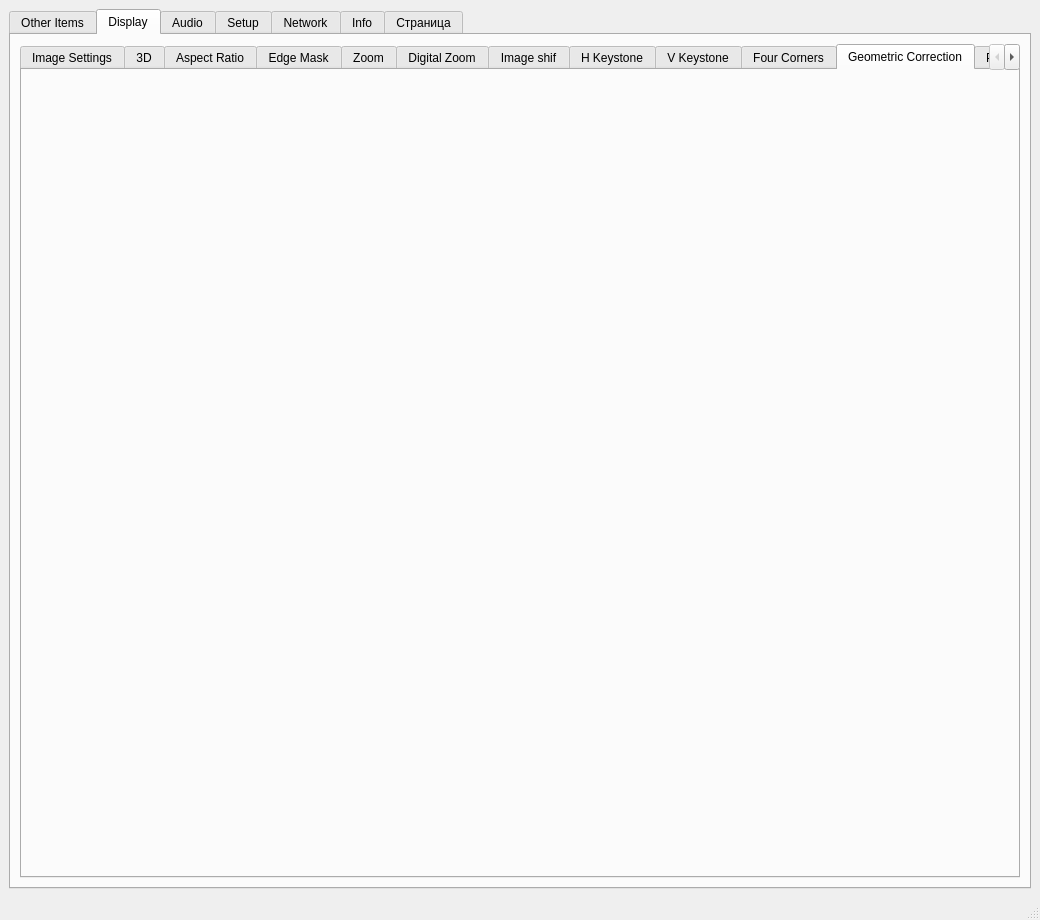
This is mainwindow.ui in SergS-cod/imul as Qt 5 draws it before an edit. The edited form follows.
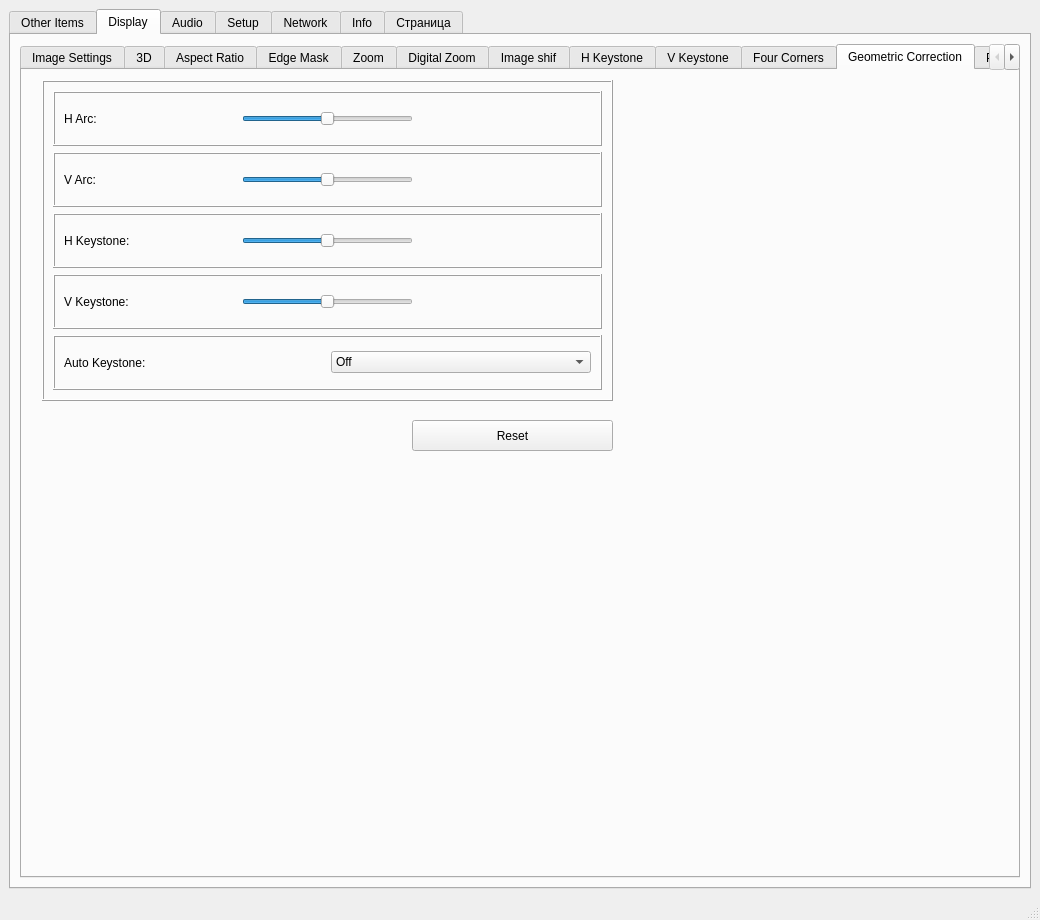
This is the edited form. The open tabs and pages were chosen to show the change.

Patch:
```diff
--- a/mainwindow.ui
+++ b/mainwindow.ui
@@ -15,7 +15,7 @@
   </property>
   <widget class="QWidget" name="centralwidget">
    <layout class="QGridLayout" name="gridLayout">
-    <item row="0" column="1">
+    <item row="0" column="0">
      <widget class="QTabWidget" name="tabWidget">
       <property name="currentIndex">
        <number>1</number>
@@ -1723,6 +1723,262 @@
            <attribute name="title">
             <string>Geometric Correction</string>
            </attribute>
+           <widget class="QFrame" name="frame_40">
+            <property name="geometry">
+             <rect>
+              <x>20</x>
+              <y>10</y>
+              <width>571</width>
+              <height>321</height>
+             </rect>
+            </property>
+            <property name="frameShape">
+             <enum>QFrame::Box</enum>
+            </property>
+            <property name="frameShadow">
+             <enum>QFrame::Raised</enum>
+            </property>
+            <layout class="QVBoxLayout" name="verticalLayout_13">
+             <item>
+              <widget class="QFrame" name="frame_Geometric_Correction_H_Arc">
+               <property name="frameShape">
+                <enum>QFrame::Box</enum>
+               </property>
+               <property name="frameShadow">
+                <enum>QFrame::Raised</enum>
+               </property>
+               <layout class="QHBoxLayout" name="horizontalLayout_46">
+                <item>
+                 <widget class="QLabel" name="label_Geometric_Correction_H_Arc">
+                  <property name="text">
+                   <string>H Arc:</string>
+                  </property>
+                 </widget>
+                </item>
+                <item>
+                 <widget class="QSlider" name="horizontalSlider_Geometric_Correction_H_Arc">
+                  <property name="sizePolicy">
+                   <sizepolicy hsizetype="Minimum" vsizetype="Fixed">
+                    <horstretch>0</horstretch>
+                    <verstretch>0</verstretch>
+                   </sizepolicy>
+                  </property>
+                  <property name="minimum">
+                   <number>-10</number>
+                  </property>
+                  <property name="maximum">
+                   <number>10</number>
+                  </property>
+                  <property name="value">
+                   <number>0</number>
+                  </property>
+                  <property name="orientation">
+                   <enum>Qt::Horizontal</enum>
+                  </property>
+                 </widget>
+                </item>
+                <item alignment="Qt::AlignHCenter">
+                 <widget class="QLabel" name="label_var_Geometric_Correction_H_Arc">
+                  <property name="text">
+                   <string/>
+                  </property>
+                 </widget>
+                </item>
+               </layout>
+              </widget>
+             </item>
+             <item>
+              <widget class="QFrame" name="frame_Geometric_Correction_V_Arc">
+               <property name="frameShape">
+                <enum>QFrame::Box</enum>
+               </property>
+               <property name="frameShadow">
+                <enum>QFrame::Raised</enum>
+               </property>
+               <layout class="QHBoxLayout" name="horizontalLayout_47">
+                <item>
+                 <widget class="QLabel" name="label_Geometric_Correction_V_Arc">
+                  <property name="text">
+                   <string>V Arc:</string>
+                  </property>
+                 </widget>
+                </item>
+                <item>
+                 <widget class="QSlider" name="horizontalSlider_Geometric_Correction_V_Arc">
+                  <property name="sizePolicy">
+                   <sizepolicy hsizetype="Minimum" vsizetype="Fixed">
+                    <horstretch>0</horstretch>
+                    <verstretch>0</verstretch>
+                   </sizepolicy>
+                  </property>
+                  <property name="minimum">
+                   <number>-10</number>
+                  </property>
+                  <property name="maximum">
+                   <number>10</number>
+                  </property>
+                  <property name="value">
+                   <number>0</number>
+                  </property>
+                  <property name="orientation">
+                   <enum>Qt::Horizontal</enum>
+                  </property>
+                 </widget>
+                </item>
+                <item alignment="Qt::AlignHCenter">
+                 <widget class="QLabel" name="label_var_Geometric_Correction_V_Arc">
+                  <property name="text">
+                   <string/>
+                  </property>
+                 </widget>
+                </item>
+               </layout>
+              </widget>
+             </item>
+             <item>
+              <widget class="QFrame" name="frame_Geometric_Correction_H_keystone">
+               <property name="frameShape">
+                <enum>QFrame::Box</enum>
+               </property>
+               <property name="frameShadow">
+                <enum>QFrame::Raised</enum>
+               </property>
+               <layout class="QHBoxLayout" name="horizontalLayout_48">
+                <item>
+                 <widget class="QLabel" name="label_Geometric_Correction_H_keystone">
+                  <property name="text">
+                   <string>H Keystone:</string>
+                  </property>
+                 </widget>
+                </item>
+                <item>
+                 <widget class="QSlider" name="horizontalSlider_Geometric_Correction_H_keystone">
+                  <property name="sizePolicy">
+                   <sizepolicy hsizetype="Minimum" vsizetype="Fixed">
+                    <horstretch>0</horstretch>
+                    <verstretch>0</verstretch>
+                   </sizepolicy>
+                  </property>
+                  <property name="minimum">
+                   <number>-40</number>
+                  </property>
+                  <property name="maximum">
+                   <number>40</number>
+                  </property>
+                  <property name="value">
+                   <number>0</number>
+                  </property>
+                  <property name="orientation">
+                   <enum>Qt::Horizontal</enum>
+                  </property>
+                 </widget>
+                </item>
+                <item alignment="Qt::AlignHCenter">
+                 <widget class="QLabel" name="label_var_Geometric_Correction_H_keystone">
+                  <property name="text">
+                   <string/>
+                  </property>
+                 </widget>
+                </item>
+               </layout>
+              </widget>
+             </item>
+             <item>
+              <widget class="QFrame" name="frame_Geometric_Correction_V_keystone">
+               <property name="frameShape">
+                <enum>QFrame::Box</enum>
+               </property>
+               <property name="frameShadow">
+                <enum>QFrame::Raised</enum>
+               </property>
+               <layout class="QHBoxLayout" name="horizontalLayout_49">
+                <item>
+                 <widget class="QLabel" name="label_Geometric_Correction_V_keystone">
+                  <property name="text">
+                   <string>V Keystone:</string>
+                  </property>
+                 </widget>
+                </item>
+                <item>
+                 <widget class="QSlider" name="horizontalSlider_Geometric_Correction_V_keystone">
+                  <property name="sizePolicy">
+                   <sizepolicy hsizetype="Minimum" vsizetype="Fixed">
+                    <horstretch>0</horstretch>
+                    <verstretch>0</verstretch>
+                   </sizepolicy>
+                  </property>
+                  <property name="minimum">
+                   <number>-40</number>
+                  </property>
+                  <property name="maximum">
+                   <number>40</number>
+                  </property>
+                  <property name="value">
+                   <number>0</number>
+                  </property>
+                  <property name="orientation">
+                   <enum>Qt::Horizontal</enum>
+                  </property>
+                 </widget>
+                </item>
+                <item alignment="Qt::AlignHCenter">
+                 <widget class="QLabel" name="label_var_Geometric_Correction_V_keystone">
+                  <property name="text">
+                   <string/>
+                  </property>
+                 </widget>
+                </item>
+               </layout>
+              </widget>
+             </item>
+             <item>
+              <widget class="QFrame" name="frame_Geometric_Correction_Auto_Keystone">
+               <property name="frameShape">
+                <enum>QFrame::Box</enum>
+               </property>
+               <property name="frameShadow">
+                <enum>QFrame::Raised</enum>
+               </property>
+               <layout class="QHBoxLayout" name="horizontalLayout_50">
+                <item>
+                 <widget class="QLabel" name="label_3D_Mode_2">
+                  <property name="text">
+                   <string>Auto Keystone:</string>
+                  </property>
+                 </widget>
+                </item>
+                <item>
+                 <widget class="QComboBox" name="comboBox_Geometric_Correction_Auto_Keystone">
+                  <item>
+                   <property name="text">
+                    <string>Off</string>
+                   </property>
+                  </item>
+                  <item>
+                   <property name="text">
+                    <string>On</string>
+                   </property>
+                  </item>
+                 </widget>
+                </item>
+               </layout>
+              </widget>
+             </item>
+            </layout>
+           </widget>
+           <widget class="QPushButton" name="pushButton_Geometric_Correction_Reset">
+            <property name="geometry">
+             <rect>
+              <x>390</x>
+              <y>350</y>
+              <width>201</width>
+              <height>31</height>
+             </rect>
+            </property>
+            <property name="text">
+             <string>Reset</string>
+            </property>
+           </widget>
           </widget>
           <widget class="QWidget" name="tab_15">
            <attribute name="title">
```
Left out of the diff: 536 changed lines with no effect on the pictures. Lines whose indentation alone changed are shown as unchanged.
